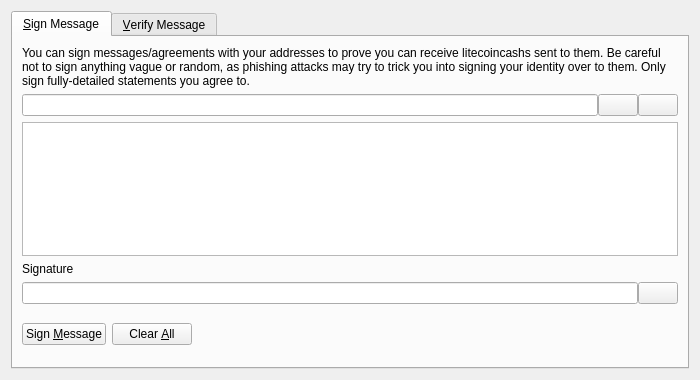
First picture: the form in src/qt/forms/signverifymessagedialog.ui, repository litecoincash-project/litecoincash, before the edit.
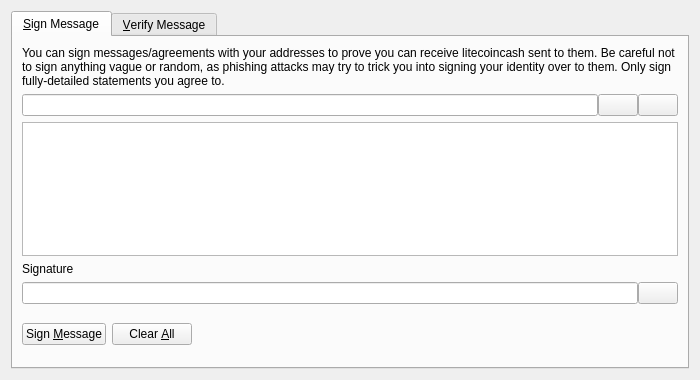
Second picture: the form after the edit. Icons and pictures are not drawn. Custom widgets are drawn as their Qt base class.

Commit message: litecoincashs -> litecoincash

The edit to the form file:
```diff
--- a/src/qt/forms/signverifymessagedialog.ui
+++ b/src/qt/forms/signverifymessagedialog.ui
@@ -30,7 +30,7 @@
        <item>
         <widget class="QLabel" name="infoLabel_SM">
          <property name="text">
-          <string>You can sign messages/agreements with your addresses to prove you can receive litecoincashs sent to them. Be careful not to sign anything vague or random, as phishing attacks may try to trick you into signing your identity over to them. Only sign fully-detailed statements you agree to.</string>
+          <string>You can sign messages/agreements with your addresses to prove you can receive litecoincash sent to them. Be careful not to sign anything vague or random, as phishing attacks may try to trick you into signing your identity over to them. Only sign fully-detailed statements you agree to.</string>
          </property>
          <property name="textFormat">
           <enum>Qt::PlainText</enum>
```
The commit also changes 76 other files.
